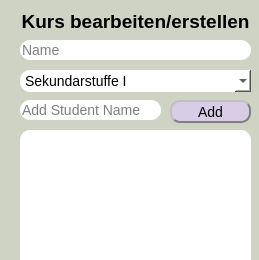
koc-schule/bewertungsrechner, file windows/editcoursedialog.ui: the form before one commit.
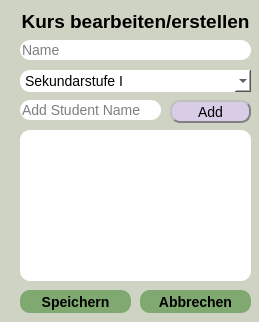
The form after the commit.

What changed in the file:
```diff
--- a/windows/editcoursedialog.ui
+++ b/windows/editcoursedialog.ui
@@ -7,7 +7,7 @@
     <x>0</x>
     <y>0</y>
     <width>259</width>
-    <height>260</height>
+    <height>322</height>
    </rect>
   </property>
   <property name="windowTitle">
@@ -71,20 +71,23 @@
     <string notr="true">background-color: rgb(255, 255, 255);
 border-style: outset;
 border-radius:  10px;
-font: 14px;</string>
+font: 14px;
+color: rgb(0, 0, 0);
+selection-color: rgb(255, 255, 255);
+selection-background-color: rgb(151, 145, 174);</string>
    </property>
    <property name="editable">
     <bool>false</bool>
    </property>
    <property name="currentText">
-    <string>Sekundarstuffe I</string>
+    <string>Sekundarstufe I</string>
    </property>
    <property name="currentIndex">
     <number>0</number>
    </property>
    <item>
     <property name="text">
-     <string>Sekundarstuffe I</string>
+     <string>Sekundarstufe I</string>
     </property>
    </item>
    <item>
@@ -147,7 +150,8 @@
     <string notr="true">background-color: rgb(255, 255, 255);
 border-style: outset;
 border-radius:  10px;
-font: 14px;</string>
+font: 14px;
+color: rgb(0, 0, 0);</string>
    </property>
    <property name="readOnly">
     <bool>false</bool>
```
Left out of the diff: 11 changed lines with no effect on the pictures.
